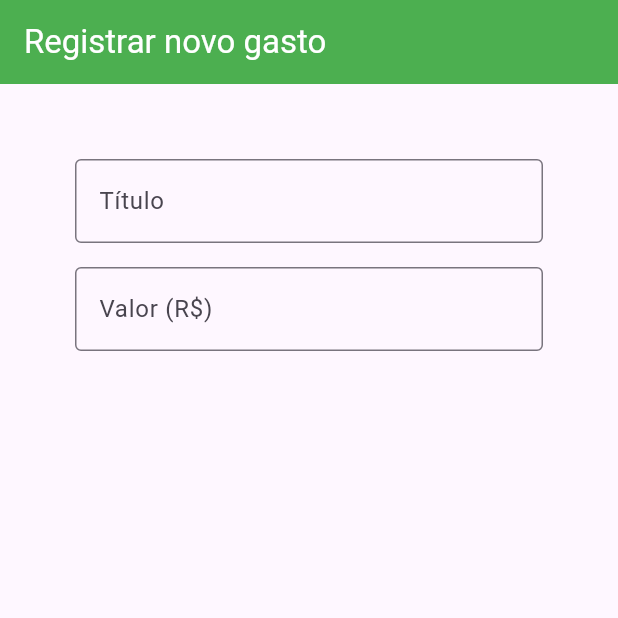
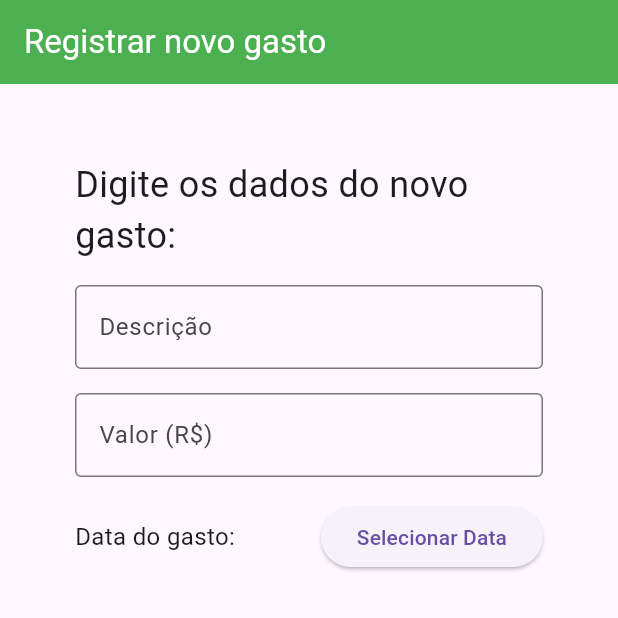
Before and after one commit to elipe1/controle_financeiro, a Flutter app: the screen it shows after launch, on a phone screen of 412 x 824 dp, the top half of it. Run offline on Flutter 3.47's test engine with Material 3 defaults, Android fonts, the phone set to English and light mode, and no system bars; our stand-ins replace firebase_core; accounts and stored records are empty.

Commit message:
feat: update new_expense screen

```diff
--- a/lib/screens/new_expense.dart
+++ b/lib/screens/new_expense.dart
@@ -9,7 +9,7 @@ class Expense extends StatefulWidget {
 }
 
 class _ExpenseState extends State<Expense> {
-  final TextEditingController title = TextEditingController();
+  final TextEditingController description = TextEditingController();
   final TextEditingController value = TextEditingController();
   DateTime? date;
   String? category;
@@ -22,19 +22,28 @@ class _ExpenseState extends State<Expense> {
         backgroundColor: Colors.green,
         foregroundColor: Colors.white,
       ),
+
       body: Center(
         child: Padding(
           padding: const EdgeInsets.all(50),
           child: Column(
             mainAxisAlignment: MainAxisAlignment.start,
             children: [
+              Text ("Digite os dados do novo gasto:",
+                style: TextStyle(
+                  fontSize: 24,
+                ),
+              ),
+
+              const SizedBox(height: 16),
               TextField(
-                controller: title,
+                controller: description,
                 decoration: const InputDecoration(
-                  labelText: 'Título',
+                  labelText: 'Descrição',
                   border: OutlineInputBorder(),
                 ),
               ),
+
               const SizedBox(height: 16),
               TextField(
                 controller: value,
@@ -44,6 +53,53 @@ class _ExpenseState extends State<Expense> {
                   border: OutlineInputBorder(),
                 ),
               ),
+
+              const SizedBox(height: 16),
+                Row(
+                mainAxisAlignment: MainAxisAlignment.spaceBetween,
+                children: [
+                  Text ("Data do gasto:",
+                  style: TextStyle(
+                    fontSize: 16,
+                  ),
+                  ),
+                  ElevatedButton(
+                  onPressed: () async {
+                    final selectedDate = await showDatePicker(
+                    context: context,
+                    initialDate: DateTime.now(),
+                    firstDate: DateTime(2000),
+                    lastDate: DateTime(2100),
+                    builder: (context, child) {
+                      return Theme(
+                        data: Theme.of(context).copyWith(
+                          colorScheme: ColorScheme.light(
+                            primary: Colors.green,
+                            onPrimary: Colors.white,
+                            onSurface: Colors.black,
+                          ),
+                          textButtonTheme: TextButtonThemeData(
+                            style: TextButton.styleFrom(
+                              foregroundColor: Colors.green,
+                            ),
+                          ),
+                        ),
+                        child: child!,
+                      );
+                    },
+                    );
+                    if (selectedDate != null) {
+                    setState(() {
+                      date = selectedDate;
+                    });
+                    }
+                  },
+                  child: Text(date == null
+                    ? 'Selecionar Data'
+                    : 'Data: ${date!.day}/${date!.month}/${date!.year}'),
+                  ),
+                ],
+                ),
             ],
           ),
         ),
```
